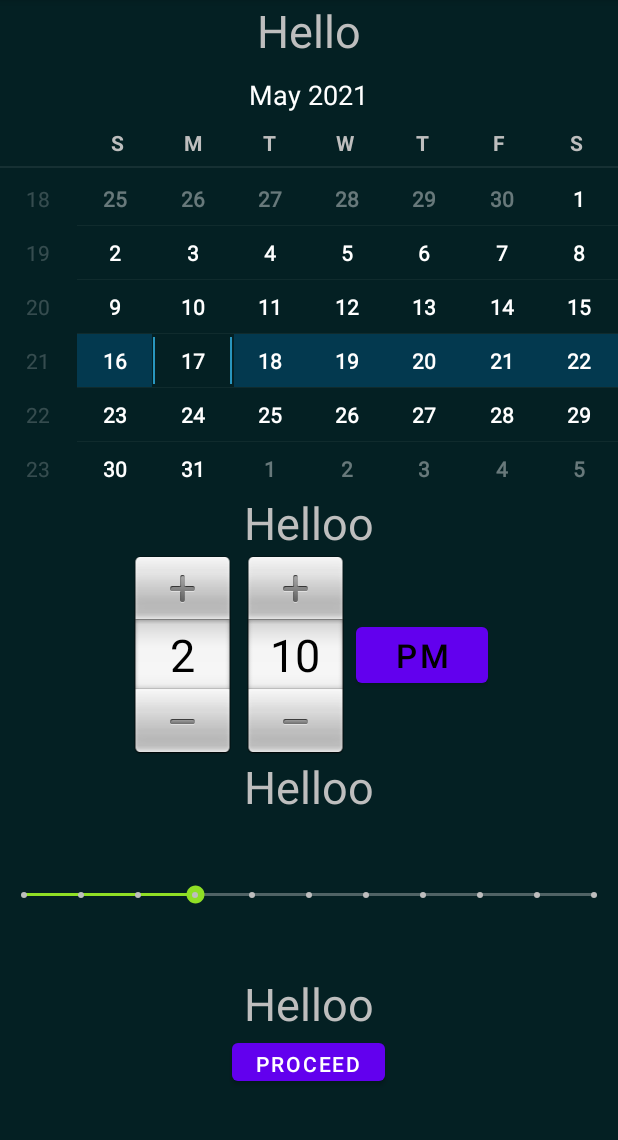
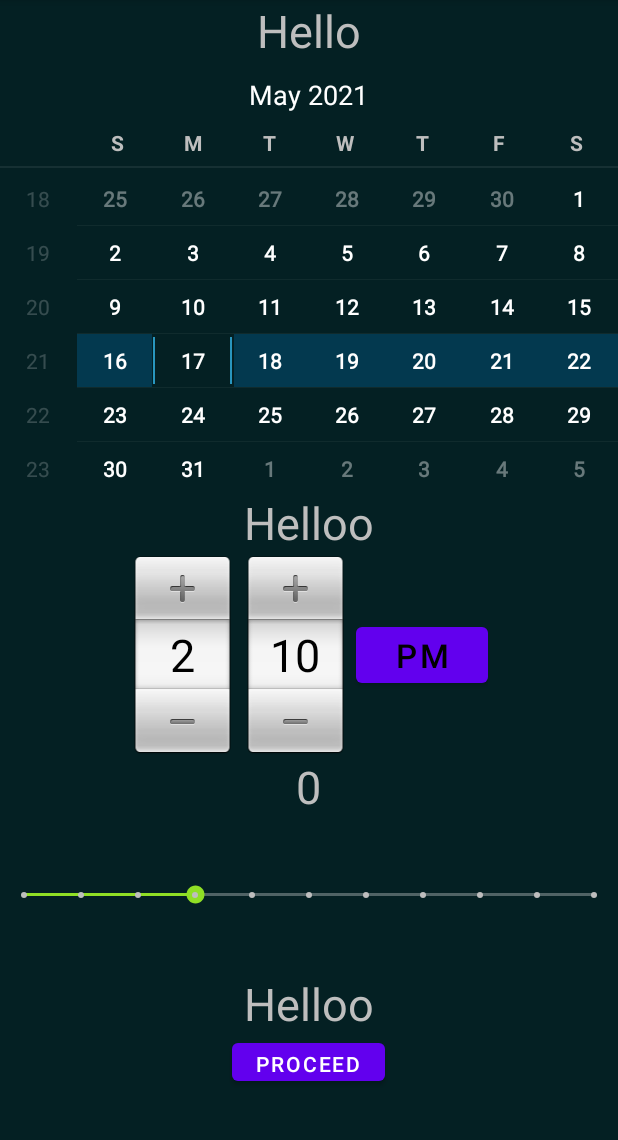
Before and after one commit to bhavya-ln/DriveEasy, an Android app: the screen it shows after launch once a user with an empty profile is signed in (Dashboard), on a phone screen of 412 x 824 dp, the part 84-1224 px from its top. Run offline under Robolectric (Android 15) with nearby library versions, the phone set to English and light mode, and no system bars; our stand-ins replace Firebase (no records; nobody signed in at launch, a user with empty details on screens opened directly).

Commit message:
no.of days

```diff
--- a/app/src/main/java/com/example/driveeasy/Dashboard.java
+++ b/app/src/main/java/com/example/driveeasy/Dashboard.java
@@ -11,6 +11,8 @@ import android.view.MenuItem;
 import android.widget.Button;
 import android.widget.CalendarView;
 import android.widget.SearchView;
+import android.widget.SeekBar;
+import android.widget.TextView;
 import android.widget.TimePicker;
 import android.widget.Toast;
 import android.widget.Toolbar;
@@ -67,6 +69,26 @@ public class Dashboard extends AppCompatActivity {
 //            }
 //        });
 
+        SeekBar seekBar = findViewById(R.id.seekBar);
+        TextView text = findViewById(R.id.text);
+        seekBar.setOnSeekBarChangeListener(new SeekBar.OnSeekBarChangeListener() {
+            @Override
+            public void onProgressChanged(SeekBar seekBar, int progress, boolean fromUser) {
+                text.setText(""+seekBar.getProgress()+" Days");
+
+            }
+
+            @Override
+            public void onStartTrackingTouch(SeekBar seekBar) {
+
+            }
+
+            @Override
+            public void onStopTrackingTouch(SeekBar seekBar) {
+
+            }
+        });
+
 
 
 
@@ -79,7 +101,7 @@ public class Dashboard extends AppCompatActivity {
                 }
             }
         });
-        calendarView.canScrollHorizontally(10);
+      //  calendarView.canScrollHorizontally(10);
 //        proceed.setOnClickListener(new View.OnClickListener() {
 //            @Override
 //            public void onClick(View v) {
--- a/app/src/main/res/layout/activity_dashboard2.xml
+++ b/app/src/main/res/layout/activity_dashboard2.xml
@@ -74,8 +74,9 @@
 
         <TextView
             android:layout_width="wrap_content"
+            android:id="@+id/text"
             android:layout_height="wrap_content"
-            android:text="Helloo"
+            android:text="0"
             android:textSize="30dp"
             android:layout_gravity="center"
             />
```
